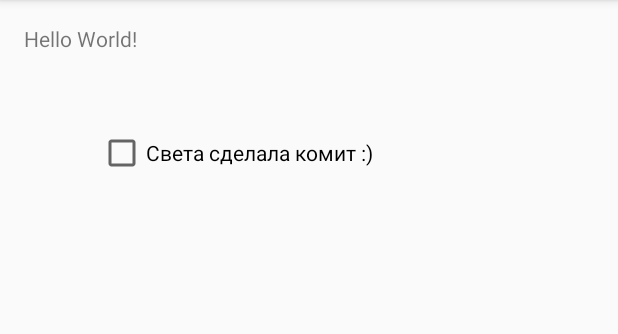
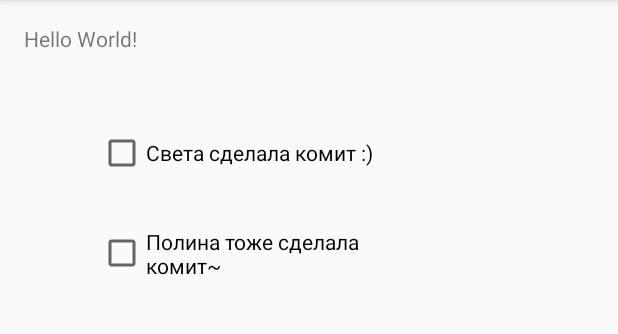
Before and after one commit to nyakuba/PTime, an Android app: the screen it shows after launch (HomeActivity), on a phone screen of 412 x 824 dp, the part 84-418 px from its top. Run offline under Robolectric (Android 15) with nearby library versions, the phone set to English and light mode, and no system bars.

Commit message:
First commit by pelgray

```diff
--- a/app/src/main/res/layout/activity_home.xml
+++ b/app/src/main/res/layout/activity_home.xml
@@ -26,4 +26,17 @@
         android:layout_marginTop="70dp"
         android:id="@+id/checkBox" />
 
+    <CheckBox
+        android:layout_width="wrap_content"
+        android:layout_height="wrap_content"
+        android:layout_below="@+id/checkBox"
+        android:layout_alignLeft="@+id/checkBox"
+        android:layout_alignStart="@+id/checkBox"
+        android:layout_marginTop="33dp"
+        android:id="@+id/checkBox2"
+        android:layout_alignRight="@+id/checkBox"
+        android:layout_alignEnd="@+id/checkBox"
+        android:text="Полина тоже сделала комит~"
+        android:textColorLink="?attr/colorControlActivated" />
+
 </RelativeLayout>
```
